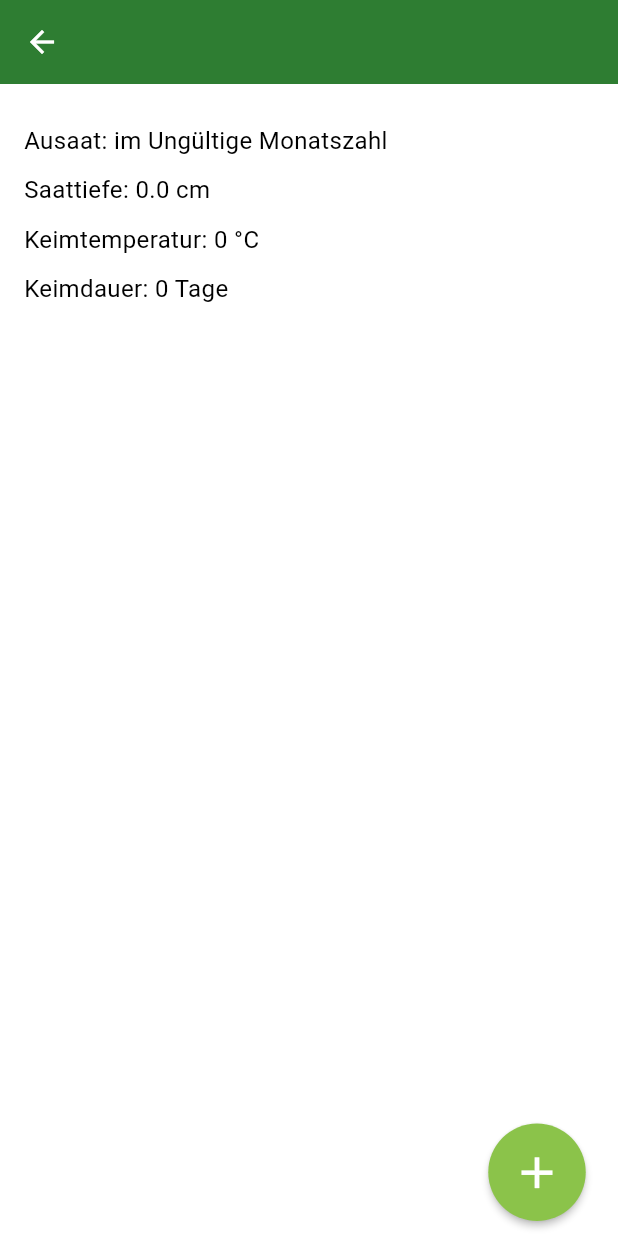
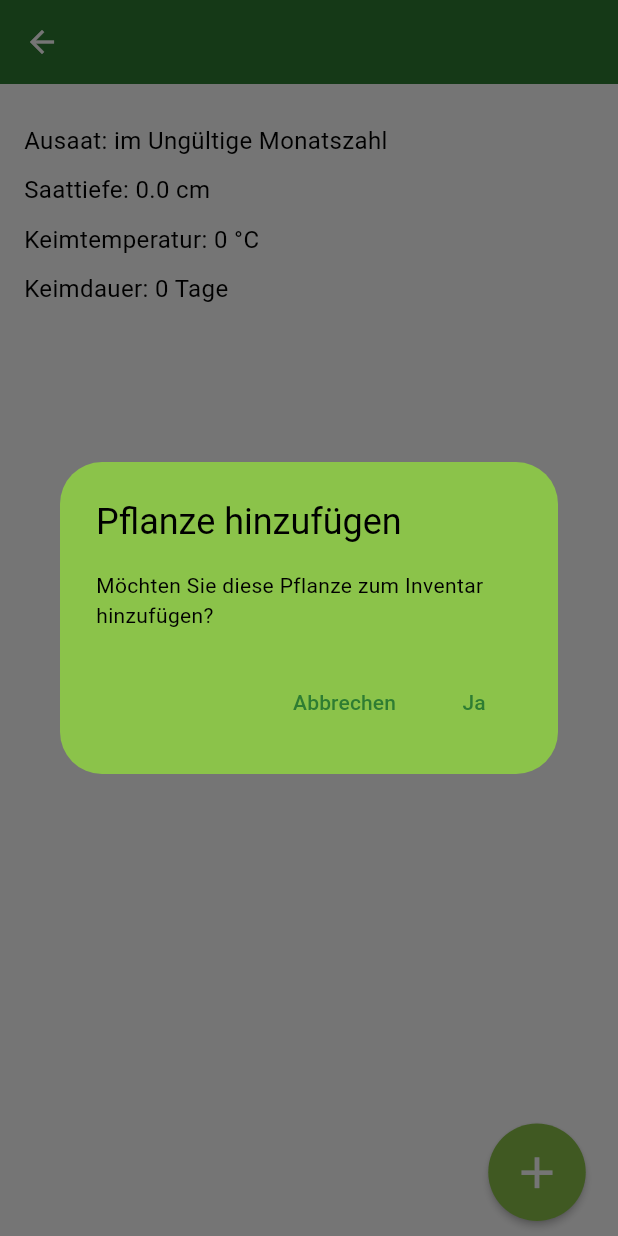
Before and after one commit to FelixDigitalis/SproutJournal, a Flutter app: the PlantDescriptionPage screen opened directly with empty values, after a tap on the "add" icon, on a phone screen of 412 x 824 dp. Run offline on Flutter 3.47's test engine with Material 3 defaults, Android fonts, the phone set to English and light mode, and no system bars; our stand-ins replace logger, sqflite; accounts and stored records are empty.

Commit message:
plants can be added to SQLite for invetory

```diff
--- a/assets/plants.json
+++ b/assets/plants.json
@@ -1,5 +1,6 @@
 {
     "Lettuce": {
+        "id" : 1,
         "GermanName": "Salat",
         "GerminationTemperatureMin": 5,
         "GerminationTemperatureMax": 10,
@@ -11,6 +12,7 @@
         "MaxSowBy": 7
     },
     "Cucumber": {
+        "id" : 2,
         "GermanName": "Gurke",
         "GerminationTemperatureMin": 20,
         "GerminationTemperatureMax": 25,
@@ -22,6 +24,7 @@
         "MaxSowBy": 6
     },
     "Pumpkins/Zucchini": {
+        "id" : 3,
         "GermanName": "Kürbis/Zucchini",
         "GerminationTemperatureMin": 18,
         "GerminationTemperatureMax": 22,
@@ -33,6 +36,7 @@
         "MaxSowBy": 6
     },
     "Tomato": {
+        "id" : 4,
         "GermanName": "Tomate",
         "GerminationTemperatureMin": 20,
         "GerminationTemperatureMax": 25,
@@ -44,6 +48,7 @@
         "MaxSowBy": 4
     },
     "Pepper": {
+        "id" : 5,
         "GermanName": "Paprika",
         "GerminationTemperatureMin": 20,
         "GerminationTemperatureMax": 25,
--- a/lib/models/plant_model.dart
+++ b/lib/models/plant_model.dart
@@ -1,6 +1,7 @@
 // plants from https://media.kiepenkerl.de/medienarchiv/die-besten-aussaat-tipps/6/ with little chacges from own experience
 
 class Plant {
+  final int id;
   final String germanName;
   final int germinationTemperatureMin;
   final int germinationTemperatureMax;
@@ -12,6 +13,7 @@ class Plant {
   final int maxSowBy;
 
   Plant({
+    required this.id,
     required this.germanName,
     required this.germinationTemperatureMin,
     required this.germinationTemperatureMax,
@@ -25,6 +27,7 @@ class Plant {
 
   factory Plant.fromJson(Map<String, dynamic> json) {
     return Plant(
+      id: json['id'],
       germanName: json['GermanName'],
       germinationTemperatureMin: json['GerminationTemperatureMin'],
       germinationTemperatureMax: json['GerminationTemperatureMax'],
--- a/lib/screens/pages/plant_description_page.dart
+++ b/lib/screens/pages/plant_description_page.dart
@@ -30,19 +30,27 @@ class PlantDescriptionPage extends StatelessWidget {
                   const SizedBox(height: 10),
                   Text(
                       'Ausaat: ${_formatSowingRange(plant.minSowBy, plant.maxSowBy)}',
-                      style: TextStyle(fontSize: 16, color: Theme.of(context).colorScheme.onBackground)),
+                      style: TextStyle(
+                          fontSize: 16,
+                          color: Theme.of(context).colorScheme.onBackground)),
                   const SizedBox(height: 10),
                   Text(
                       'Saattiefe: ${_formatDepthRange(plant.sowingDepthMin, plant.sowingDepthMax)}',
-                      style: TextStyle(fontSize: 16, color: Theme.of(context).colorScheme.onBackground)),
+                      style: TextStyle(
+                          fontSize: 16,
+                          color: Theme.of(context).colorScheme.onBackground)),
                   const SizedBox(height: 10),
                   Text(
                       'Keimtemperatur: ${_formatTemperatureRange(plant.germinationTemperatureMin, plant.germinationTemperatureMax)}',
-                      style: TextStyle(fontSize: 16, color: Theme.of(context).colorScheme.onBackground)),
+                      style: TextStyle(
+                          fontSize: 16,
+                          color: Theme.of(context).colorScheme.onBackground)),
                   const SizedBox(height: 10),
                   Text(
                       'Keimdauer: ${_formatDurationRange(plant.germinationDurationMin, plant.germinationDurationMax)}',
-                      style: TextStyle(fontSize: 16, color: Theme.of(context).colorScheme.onBackground)),
+                      style: TextStyle(
+                          fontSize: 16,
+                          color: Theme.of(context).colorScheme.onBackground)),
                   const SizedBox(height: 20),
                 ],
               ),
@@ -53,10 +61,7 @@ class PlantDescriptionPage extends StatelessWidget {
             child: Padding(
               padding: const EdgeInsets.only(right: 10, bottom: 10),
               child: RawMaterialButton(
-                onPressed: () {
-                  // TODO:
-                  //InventoryManager.instance.insert(1);
-                },
+                onPressed: () => _showAddPlantDialog(context),
                 elevation: 2.0,
                 fillColor: Theme.of(context).colorScheme.secondary,
                 padding: const EdgeInsets.all(15.0),
@@ -73,6 +78,35 @@ class PlantDescriptionPage extends StatelessWidget {
       ),
     );
   }
+
+
+  void _showAddPlantDialog(BuildContext context) {
+    showDialog(
+      context: context,
+      builder: (BuildContext context) {
+        return AlertDialog(
+          title: Text("Pflanze hinzufügen", style: TextStyle(color: Theme.of(context).colorScheme.onSecondary)),
+          content:  Text("Möchten Sie diese Pflanze zum Inventar hinzufügen?", style: TextStyle(color: Theme.of(context).colorScheme.onSecondary),),
+          actions: <Widget>[
+            TextButton(
+              onPressed: () {
+                Navigator.of(context).pop();
+              },
+              child: const Text('Abbrechen'),
+            ),
+            TextButton(
+              onPressed: () {
+                InventoryManager.instance.addPlantToInventory(plant.id, "foo");
+                Navigator.of(context).pop();
+              },
+              child: const Text('Ja'),
+            ),
+          ],
+        );
+      },
+    );
+  }
+
 
   String _formatSowingRange(int minMonth, int maxMonth) {
     if (minMonth == maxMonth) {
--- a/pubspec.yaml
+++ b/pubspec.yaml
@@ -12,7 +12,7 @@ dependencies:
   cupertino_icons: ^1.0.6
   logger: ^2.2.0
   sqflite: any
-  path_provider: any
+  path_provider: ^2.0.8
   path: ^1.9.0
 
 
```
Also changed, not shown: lib/services/inventory_manager.dart (+31 -22 lines), lib/services/plant_manager.dart (+14 -2 lines), lib/screens/elements/journal_plant_element.dart (added), lib/screens/elements/library_plant_element.dart (renamed from lib/screens/elements/plant_library_element.dart).
